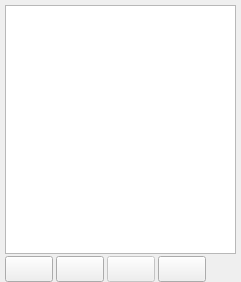
Before: the Qt Designer form glue/app/qt/layer_tree_widget.ui in glue-viz/glue, drawn with Qt 5.
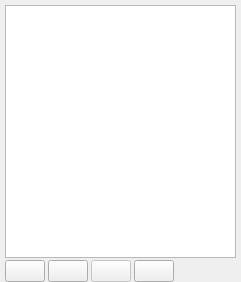
After: the same form once the commit is applied. Custom widgets are drawn as their Qt base class.

Commit message: Never hard-code font sizes in ui files

```diff
--- a/glue/app/qt/layer_tree_widget.ui
+++ b/glue/app/qt/layer_tree_widget.ui
@@ -10,11 +10,6 @@
     <height>282</height>
    </rect>
   </property>
-  <property name="font">
-   <font>
-    <pointsize>13</pointsize>
-   </font>
-  </property>
   <property name="windowTitle">
    <string>Form</string>
   </property>
@@ -54,11 +49,6 @@
        </property>
        <item>
         <widget class="QPushButton" name="layerAddButton">
-         <property name="font">
-          <font>
-           <pointsize>11</pointsize>
-          </font>
-         </property>
          <property name="text">
           <string/>
          </property>
@@ -72,11 +62,6 @@
        </item>
        <item>
         <widget class="GlueActionButton" name="newSubsetButton">
-         <property name="font">
-          <font>
-           <pointsize>11</pointsize>
-          </font>
-         </property>
          <property name="text">
           <string/>
          </property>
@@ -93,11 +78,6 @@
          <property name="enabled">
           <bool>false</bool>
          </property>
-         <property name="font">
-          <font>
-           <pointsize>11</pointsize>
-          </font>
-         </property>
          <property name="text">
           <string/>
          </property>
@@ -111,11 +91,6 @@
        </item>
        <item>
         <widget class="GlueActionButton" name="linkButton">
-         <property name="font">
-          <font>
-           <pointsize>11</pointsize>
-          </font>
-         </property>
          <property name="text">
           <string/>
          </property>
```
The commit also changes 6 other files.
